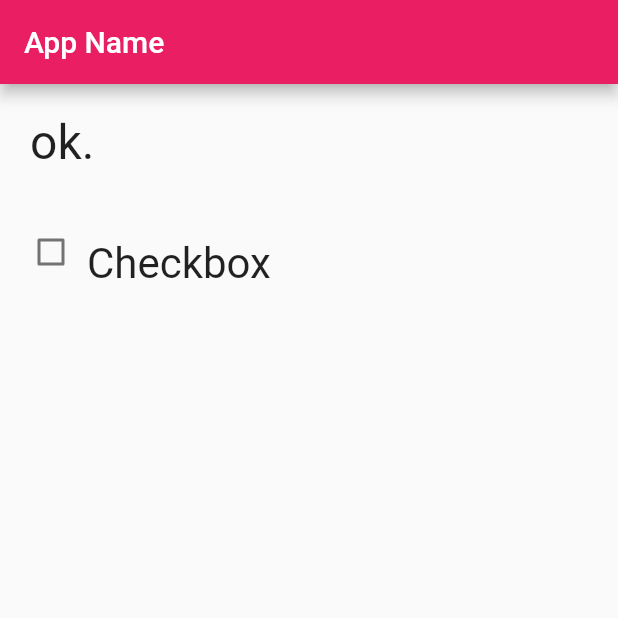
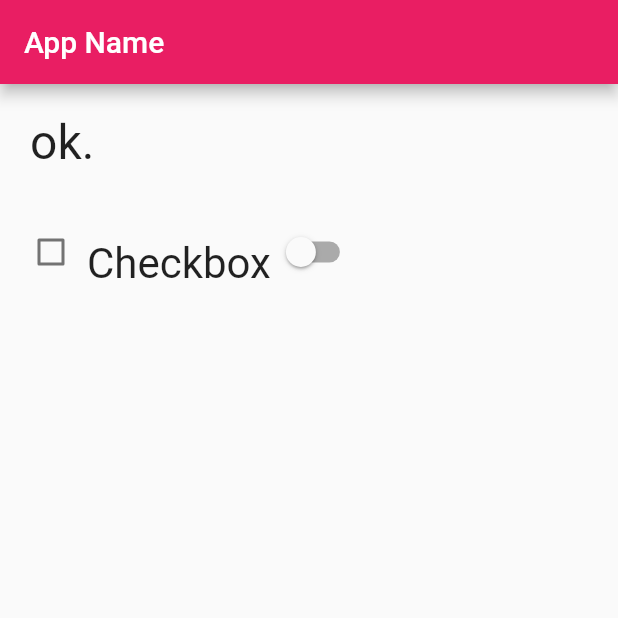
Before and after one commit to hirossk/flutter_app, a Flutter app: the screen it shows after launch, on a phone screen of 412 x 824 dp, the top half of it. Run offline on Flutter 3.47's test engine with Material 2 defaults, Android fonts, the phone set to English and light mode, and no system bars.

Commit message:
chapter3-11-1

```diff
--- a/lib/main.dart
+++ b/lib/main.dart
@@ -70,6 +70,10 @@ class _MyHomePageState extends State<MyHomePage> {
                             fontSize: 28.0,
                             fontWeight: FontWeight.w400,
                             fontFamily: "Roboto"),
+                      ),
+                      Switch(
+                        value: _checked,
+                        onChanged: checkChanged,
                       )
                     ])),
           ],
```
